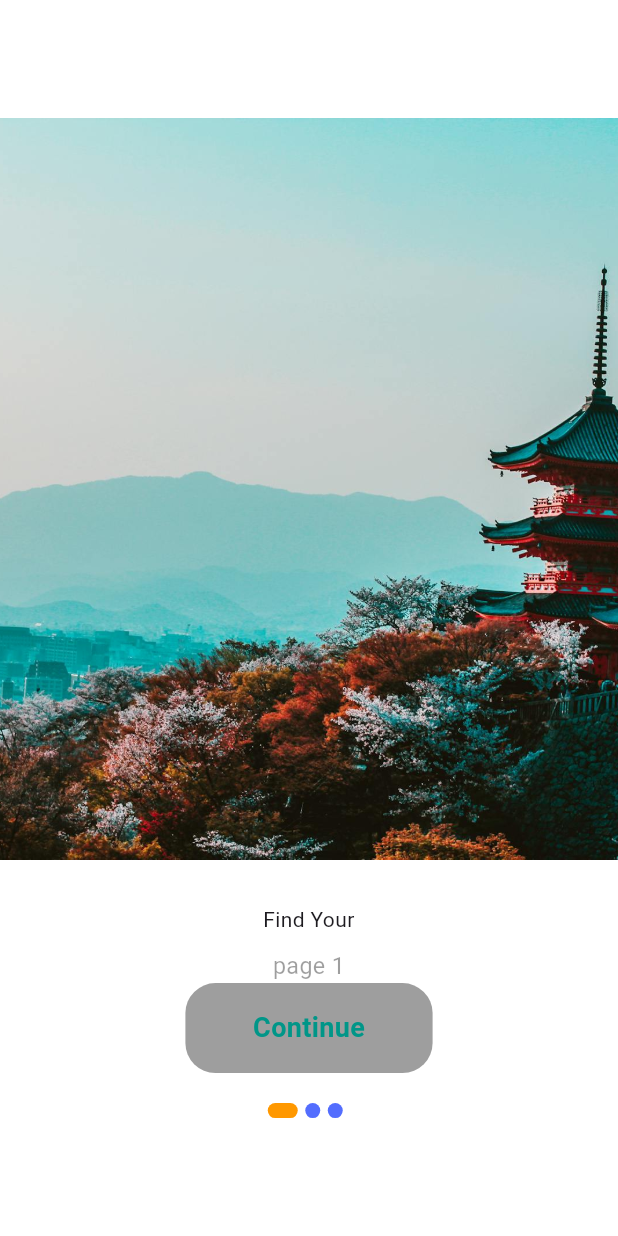
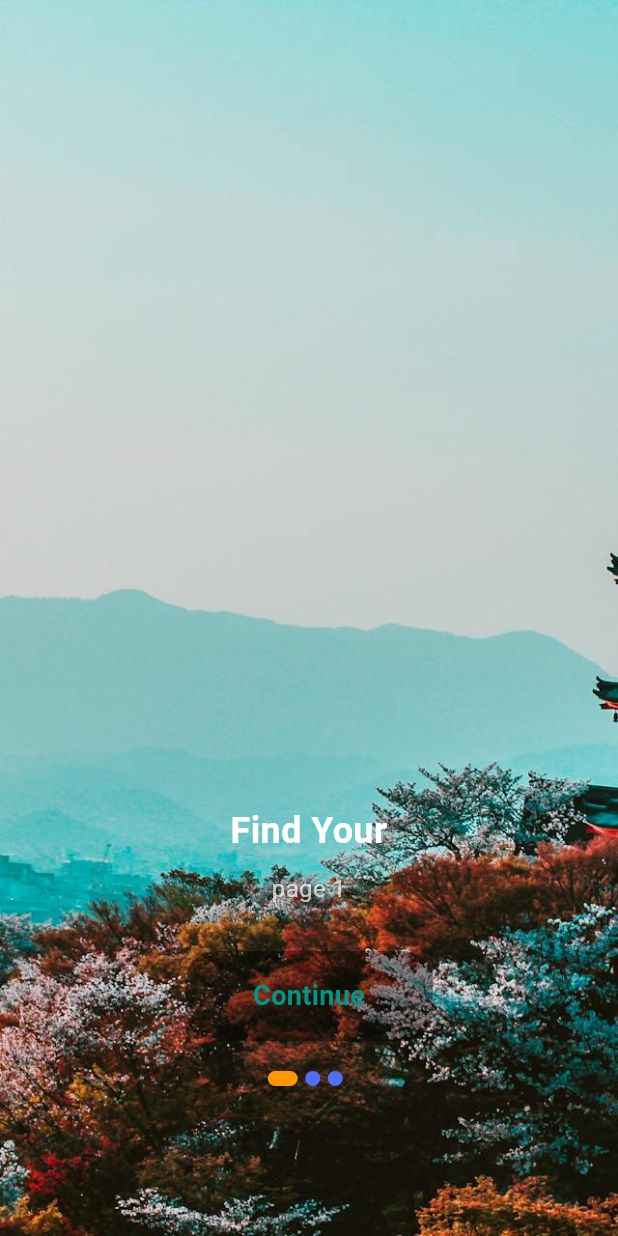
Before and after one commit to sz-adam/flutter-exercises, a Flutter app: the screen it shows after launch, on a phone screen of 412 x 824 dp. Run offline on Flutter 3.47's test engine with Material 3 defaults, Android fonts, the phone set to English and light mode, and no system bars; our stand-ins replace local_auth.

Commit message:
full screen wallpaper

```diff
--- a/board/lib/page/on_board.dart
+++ b/board/lib/page/on_board.dart
@@ -19,13 +19,9 @@ class _OnBoardState extends State<OnBoard> {
     Size size = MediaQuery.of(context).size;
     return Scaffold(
       backgroundColor: Colors.white,
-      body: Column(
-        mainAxisAlignment: MainAxisAlignment.center,
+      body: Stack(
         children: [
-          Container(
-            height: size.height * 0.7,
-            color: Colors.white,
-            child: PageView.builder(
+          PageView.builder(
             itemCount: boardsData.length,
             onPageChanged: (value) {
               setState(() {
@@ -34,10 +30,43 @@ class _OnBoardState extends State<OnBoard> {
             },
             controller: _pageController,
             itemBuilder: (context, index) {
-                return onBoardingItems(size, index);
+              return Image.asset(
+                boardsData[index].image,
+                height: size.height,
+                width: size.width,
+                fit: BoxFit.cover,
+              );
             },
           ),
+          // Positioned elements (button, text, indicator) on top of the image
+          Positioned(
+            bottom: 100,
+            left: 0,
+            right: 0,
+            child: Column(
+              children: [
+                // Title text
+                Text(
+                  boardsData[currentPage].title,
+                  textAlign: TextAlign.center,
+                  style: const TextStyle(
+                    fontSize: 24,
+                    color: Colors.white,
+                    fontWeight: FontWeight.bold,
                   ),
+                ),
+                const SizedBox(height: 10),
+                // Subtitle text
+                Text(
+                  boardsData[currentPage].text,
+                  textAlign: TextAlign.center,
+                  style: const TextStyle(
+                    fontSize: 16,
+                    color: Colors.white70,
+                  ),
+                ),
+                const SizedBox(height: 30),
+                // Continue or Get Started button
                 GestureDetector(
                   onTap: () {
                     if (currentPage == boardsData.length - 1) {
@@ -59,11 +88,12 @@ class _OnBoardState extends State<OnBoard> {
                     width: size.width * 0.4,
                     decoration: BoxDecoration(
                       borderRadius: BorderRadius.circular(20),
-                  color: Colors.black38),
+                      color: Colors.black38,
+                    ),
                     child: Center(
                       child: Text(
                         currentPage == boardsData.length - 1
-                      ? "Get Stared"
+                            ? "Get Started"
                             : "Continue",
                         style: const TextStyle(
                           fontSize: 18,
@@ -75,47 +105,22 @@ class _OnBoardState extends State<OnBoard> {
                   ),
                 ),
                 const SizedBox(height: 20),
+                // Indicator for the slider
                 Row(
                   mainAxisAlignment: MainAxisAlignment.center,
                   children: [
                     ...List.generate(
                       boardsData.length,
-                (index) =>
-                    indicatorForSlider(index: index, currentPage: currentPage),
-              )
+                      (index) => indicatorForSlider(
+                          index: index, currentPage: currentPage),
+                    ),
                   ],
-          )
+                ),
+              ],
+            ),
+          ),
         ],
       ),
     );
   }
-
-  Column onBoardingItems(Size size, int index) {
-    return Column(
-      children: [
-        Container(
-          height: size.height * 0.6,
-
-          child: Image.asset(
-            boardsData[index].image,
-            fit: BoxFit.cover,
-          ),
-        ),
-        const SizedBox(height: 30),
-        Text.rich(
-          TextSpan(text: boardsData[index].title),
-          textAlign: TextAlign.center,
-        ),
-        const SizedBox(height: 10),
-        Text(
-          boardsData[index].text,
-          textAlign: TextAlign.center,
-          style: const TextStyle(
-            fontSize: 15.5,
-            color: Colors.black38,
-          ),
-        )
-      ],
-    );
 }
-}
```
Lines whose indentation alone changed are shown as unchanged.
